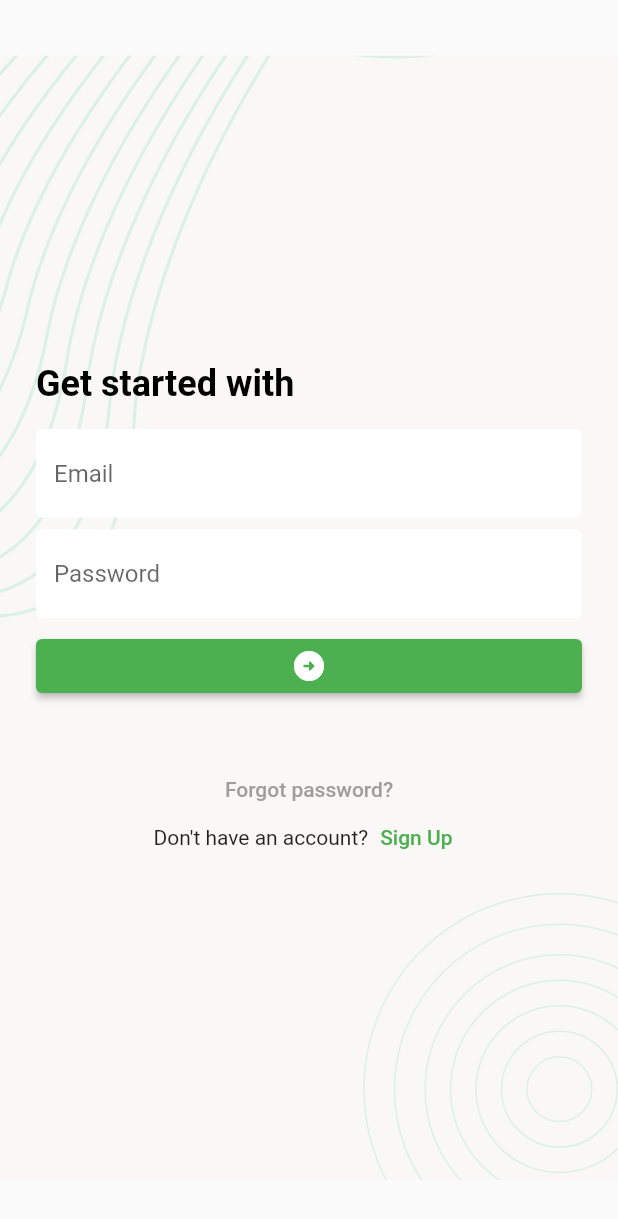
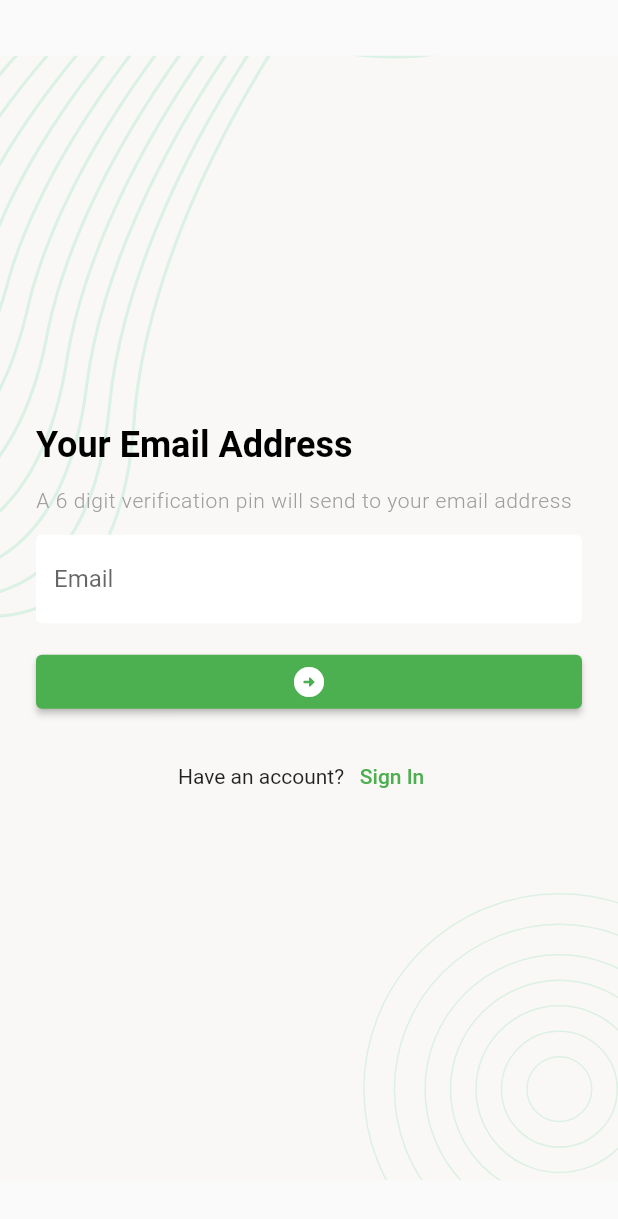
Before and after one commit to Tushar-ShahidurRahman/task_manager_rest_api, a Flutter app: the screen it shows after launch, after a tap on "Forgot password?", on a phone screen of 412 x 824 dp. Shown: the top 1219 px of the screen. Run offline on Flutter 3.47's test engine with Material 2 defaults, Android fonts, the phone set to English and light mode, and no system bars; our stand-ins replace flutter_svg.

Commit message:
Verify with email screen UI done.

```diff
--- a/lib/ui/screens/login_screen.dart
+++ b/lib/ui/screens/login_screen.dart
@@ -1,5 +1,6 @@
 import 'package:flutter/material.dart';
 import 'package:task_manager_rest_api/ui/screens/signUp_screen.dart';
+import 'package:task_manager_rest_api/ui/screens/verify_with_email_screen.dart';
 import 'package:task_manager_rest_api/ui/utils/text_style.dart';
 import 'package:task_manager_rest_api/ui/widgets/screen_background_widget.dart';
 
@@ -52,7 +53,10 @@ class _LoginPageState extends State<LoginPage> {
                           padding: EdgeInsets.fromLTRB(20, 20, 20, 0),
                           tapTargetSize: MaterialTapTargetSize.shrinkWrap,
                         ),
-                        onPressed: () {},
+                        onPressed: () {
+                          Navigator.push(context, MaterialPageRoute(builder: (
+                              context) => const VerifyWithEmailScreen(),));
+                        },
                         child: const Text(
                           'Forgot password?',
                           style: TextStyle(color: Colors.grey),
--- /dev/null
+++ b/lib/ui/screens/verify_with_email_screen.dart
@@ -0,0 +1,60 @@
+import 'package:flutter/material.dart';
+import 'package:task_manager_rest_api/ui/utils/text_style.dart';
+import 'package:task_manager_rest_api/ui/widgets/app_elevated_button.dart';
+import 'package:task_manager_rest_api/ui/widgets/app_text_button.dart';
+import 'package:task_manager_rest_api/ui/widgets/app_text_field_widget.dart';
+import 'package:task_manager_rest_api/ui/widgets/screen_background_widget.dart';
+
+class VerifyWithEmailScreen extends StatefulWidget {
+  const VerifyWithEmailScreen({Key? key}) : super(key: key);
+
+  @override
+  State<VerifyWithEmailScreen> createState() => _VerifyWithEmailScreenState();
+}
+
+class _VerifyWithEmailScreenState extends State<VerifyWithEmailScreen> {
+  @override
+  Widget build(BuildContext context) {
+    const String pageText =
+        'A 6 digit verification pin will send to your email address';
+    return Scaffold(
+      body: ScreenBackground(
+          child: SafeArea(
+        child: Padding(
+          padding: const EdgeInsets.all(24.0),
+          child: Column(
+            mainAxisAlignment: MainAxisAlignment.center,
+            crossAxisAlignment: CrossAxisAlignment.start,
+            children: [
+              Text('Your Email Address', style: screenTitleTextStyle),
+              const SizedBox(height: 15),
+              Text(pageText, style: screenSubtitleTextStyle),
+              const SizedBox(height: 15),
+              AppTextFieldWidget(
+                  hintText: 'Email', controller: TextEditingController()),
+              const SizedBox(height: 15),
+              AppElevatedButton(
+                  child: const Icon(Icons.arrow_circle_right_rounded),
+                  onTap: () {}),
+              const SizedBox(height: 15),
+              Row(
+                mainAxisAlignment: MainAxisAlignment.center,
+                children: [
+                  const Text('Have an account?'),
+                  AppTextButton(
+                      child: const Text(
+                        'Sign In',
+                        style: TextStyle(color: Colors.green),
+                      ),
+                      onTap: () {
+                        Navigator.pop(context);
+                      }),
+                ],
+              )
+            ],
+          ),
+        ),
+      )),
+    );
+  }
+}
--- a/lib/ui/utils/text_style.dart
+++ b/lib/ui/utils/text_style.dart
@@ -5,3 +5,9 @@ TextStyle screenTitleTextStyle = const TextStyle(
   fontWeight: FontWeight.w600,
   color: Colors.black,
 );
+
+TextStyle screenSubtitleTextStyle = const TextStyle(
+  fontWeight: FontWeight.w300,
+  color: Colors.grey,
+  letterSpacing: 0.4,
+);
```
